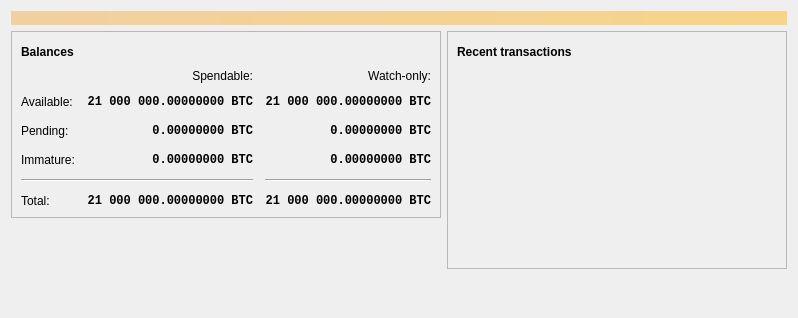
Above: src/qt/forms/overviewpage.ui from bitcoincore-dev/bitcoin-2001-863168-294116-d812cf1189 before the change. Below: the same form after it.
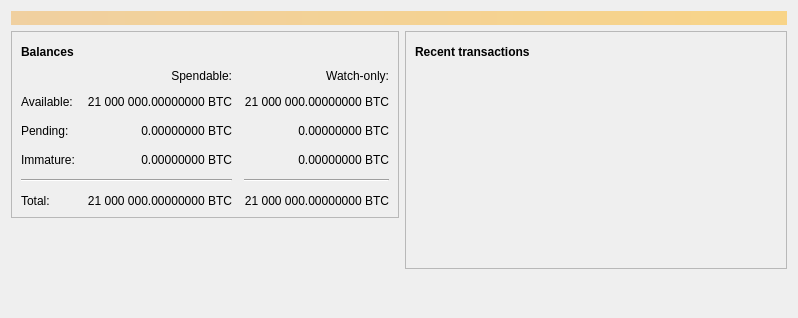
That is the form after the change. Icons and pictures are not drawn.

Commit message:
qt: Choose monospaced font in C++ code rather in `*.ui` file
This change makes macOS choose the correct monospaced font.

Patch:
```diff
--- a/src/qt/forms/overviewpage.ui
+++ b/src/qt/forms/overviewpage.ui
@@ -116,13 +116,6 @@
             </property>
             <item row="2" column="2">
              <widget class="QLabel" name="labelWatchPending">
-              <property name="font">
-               <font>
-                <family>Monospace</family>
-                <weight>75</weight>
-                <bold>true</bold>
-               </font>
-              </property>
               <property name="cursor">
                <cursorShape>IBeamCursor</cursorShape>
               </property>
@@ -142,13 +135,6 @@
             </item>
             <item row="2" column="1">
              <widget class="QLabel" name="labelUnconfirmed">
-              <property name="font">
-               <font>
-                <family>Monospace</family>
-                <weight>75</weight>
-                <bold>true</bold>
-               </font>
-              </property>
               <property name="cursor">
                <cursorShape>IBeamCursor</cursorShape>
               </property>
@@ -168,13 +154,6 @@
             </item>
             <item row="3" column="2">
              <widget class="QLabel" name="labelWatchImmature">
-              <property name="font">
-               <font>
-                <family>Monospace</family>
-                <weight>75</weight>
-                <bold>true</bold>
-               </font>
-              </property>
               <property name="cursor">
                <cursorShape>IBeamCursor</cursorShape>
               </property>
@@ -227,13 +206,6 @@
             </item>
             <item row="3" column="1">
              <widget class="QLabel" name="labelImmature">
-              <property name="font">
-               <font>
-                <family>Monospace</family>
-                <weight>75</weight>
-                <bold>true</bold>
-               </font>
-              </property>
               <property name="cursor">
                <cursorShape>IBeamCursor</cursorShape>
               </property>
@@ -273,13 +245,6 @@
             </item>
             <item row="5" column="1">
              <widget class="QLabel" name="labelTotal">
-              <property name="font">
-               <font>
-                <family>Monospace</family>
-                <weight>75</weight>
-                <bold>true</bold>
-               </font>
-              </property>
               <property name="cursor">
                <cursorShape>IBeamCursor</cursorShape>
               </property>
@@ -299,13 +264,6 @@
             </item>
             <item row="5" column="2">
              <widget class="QLabel" name="labelWatchTotal">
-              <property name="font">
-               <font>
-                <family>Monospace</family>
-                <weight>75</weight>
-                <bold>true</bold>
-               </font>
-              </property>
               <property name="cursor">
                <cursorShape>IBeamCursor</cursorShape>
               </property>
@@ -342,13 +300,6 @@
             </item>
             <item row="1" column="1">
              <widget class="QLabel" name="labelBalance">
-              <property name="font">
-               <font>
-                <family>Monospace</family>
-                <weight>75</weight>
-                <bold>true</bold>
-               </font>
-              </property>
               <property name="cursor">
                <cursorShape>IBeamCursor</cursorShape>
               </property>
@@ -368,13 +319,6 @@
             </item>
             <item row="1" column="2">
              <widget class="QLabel" name="labelWatchAvailable">
-              <property name="font">
-               <font>
-                <family>Monospace</family>
-                <weight>75</weight>
-                <bold>true</bold>
-               </font>
-              </property>
               <property name="cursor">
                <cursorShape>IBeamCursor</cursorShape>
               </property>
```
The commit also changes 1 other file.
